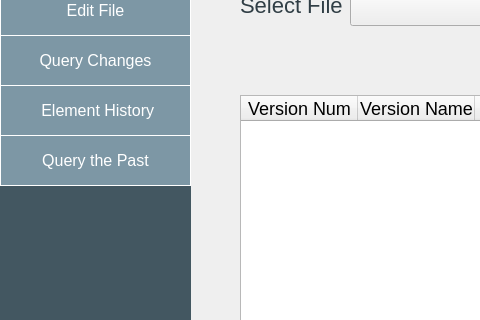
The window that viewfiles.ui (HalaSaadeh/XML_Warehouse) describes before a commit, drawn with Qt 5; both pictures show x 0 to 480 and y 185 to 505 of the 1126 by 928 pixel window.
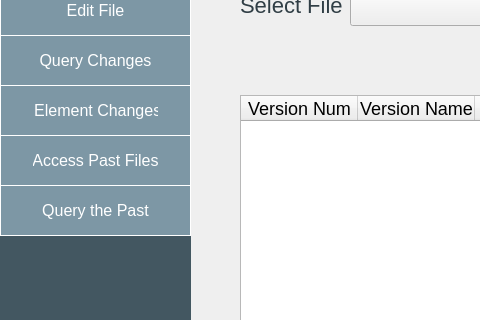
The same window after the commit.

Patch:
```diff
--- a/viewfiles.ui
+++ b/viewfiles.ui
@@ -262,7 +262,7 @@
    <property name="geometry">
     <rect>
      <x>0</x>
-     <y>320</y>
+     <y>370</y>
      <width>191</width>
      <height>51</height>
     </rect>
@@ -338,7 +338,34 @@
 </string>
    </property>
    <property name="text">
-    <string> Element History</string>
+    <string> Element Changes</string>
+   </property>
+  </widget>
+  <widget class="QPushButton" name="viewOld">
+   <property name="geometry">
+    <rect>
+     <x>0</x>
+     <y>320</y>
+     <width>191</width>
+     <height>51</height>
+    </rect>
+   </property>
+   <property name="styleSheet">
+    <string notr="true">background-color: #7d97a5 ;
+  border: none;
+  color: white;
+  padding: 15px 32px;
+  text-align: center;
+  text-decoration: none;
+  display: inline-block;
+  font-size: 16px;
+font-family: helvetica;
+border: 1px solid white;
+
+</string>
+   </property>
+   <property name="text">
+    <string>Access Past Files</string>
    </property>
   </widget>
  </widget>
```
